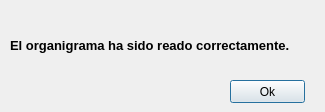
First picture: the form in Prueba tp/organigrama_success.ui, repository stel0/TP-PYTHON, before the edit.
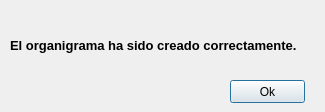
Second picture: the form after the edit.

Commit message: combo box  agregado

The edit to the form file:
```diff
--- a/Prueba tp/organigrama_success.ui
+++ b/Prueba tp/organigrama_success.ui
@@ -23,7 +23,7 @@
     </rect>
    </property>
    <property name="text">
-    <string>&lt;html&gt;&lt;head/&gt;&lt;body&gt;&lt;p&gt;&lt;span style=&quot; font-size:10pt; font-weight:600;&quot;&gt;El organigrama ha sido reado correctamente.&lt;/span&gt;&lt;/p&gt;&lt;/body&gt;&lt;/html&gt;</string>
+    <string>&lt;html&gt;&lt;head/&gt;&lt;body&gt;&lt;p&gt;&lt;span style=&quot; font-size:10pt; font-weight:600;&quot;&gt;El organigrama ha sido creado correctamente.&lt;/span&gt;&lt;/p&gt;&lt;/body&gt;&lt;/html&gt;</string>
    </property>
   </widget>
   <widget class="QPushButton" name="ok_button">
```
The commit also changes 6 other files.
